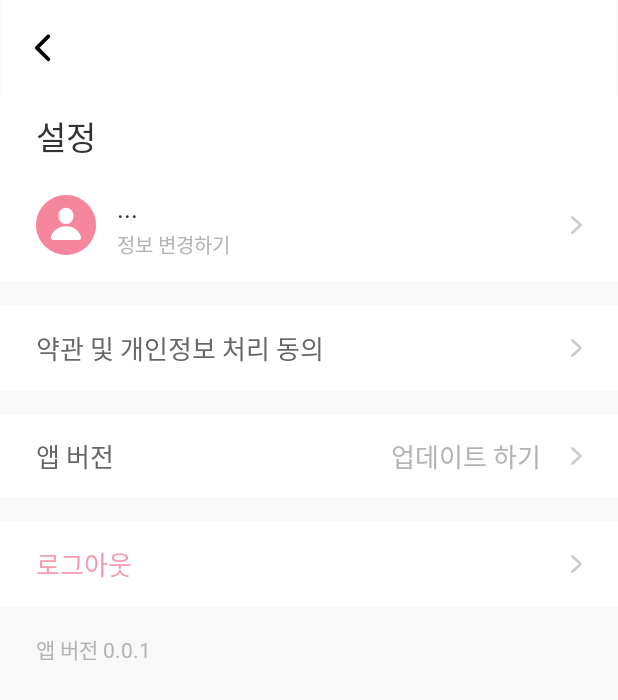
After one commit to 23-SWUnion-Hackton/Android-Soma4Cut, an Android app: the layout fragment_setting.xml on its own in the app's theme, with its tools: preview values and no code run, on a phone screen of 412 x 824 dp. The commit adds this screen. Shown: the top 700 px of the screen. Run offline under Robolectric (Android 15) with nearby library versions, the phone set to English and light mode, and no system bars.

Commit message:
💄 :: Design SettingFragment

```diff
--- /dev/null
+++ b/presentation/src/main/java/com/staker4wapper/android_soma4cut/feature/setting/SettingFragment.kt
@@ -0,0 +1,13 @@
+package com.staker4wapper.android_soma4cut.feature.setting
+
+import android.os.Bundle
+import androidx.fragment.app.Fragment
+import android.view.LayoutInflater
+import android.view.View
+import android.view.ViewGroup
+import com.sigma.flick.base.BaseFragment
+import com.staker4wapper.android_soma4cut.R
+
+class SettingFragment: BaseFragment<>() {
+
+}
--- /dev/null
+++ b/presentation/src/main/res/drawable/ic_arrow_mini_gray.xml
@@ -0,0 +1,13 @@
+<vector xmlns:android="http://schemas.android.com/apk/res/android"
+    android:width="7dp"
+    android:height="12dp"
+    android:viewportWidth="7"
+    android:viewportHeight="12">
+  <group>
+    <clip-path
+        android:pathData="M0,0h7v12h-7z"/>
+    <path
+        android:pathData="M7,5.997C6.996,5.724 6.897,5.496 6.676,5.282L1.538,0.254C1.363,0.083 1.156,0 0.904,0C0.405,0 0,0.396 0,0.896C0,1.142 0.101,1.37 0.282,1.551L4.855,5.995L0.282,10.442C0.103,10.622 0,10.847 0,11.099C0,11.597 0.405,11.995 0.904,11.995C1.152,11.995 1.363,11.912 1.538,11.737L6.676,6.711C6.899,6.493 7,6.268 7,5.997Z"
+        android:fillColor="#CCCCCC"/>
+  </group>
+</vector>
--- /dev/null
+++ b/presentation/src/main/res/drawable/img_my.xml
@@ -0,0 +1,12 @@
+<vector xmlns:android="http://schemas.android.com/apk/res/android"
+    android:width="40dp"
+    android:height="40dp"
+    android:viewportWidth="40"
+    android:viewportHeight="40">
+  <path
+      android:pathData="M19.997,40C30.965,40 40,30.973 40,20.015C40,9.077 30.951,0.037 19.984,0.037C9.035,0.037 0,9.077 0,20.015C0,30.973 9.048,40 19.997,40Z"
+      android:fillColor="#F6869C"/>
+  <path
+      android:pathData="M11.362,29.962C10.417,29.962 9.967,29.311 9.967,28.473C9.967,26.34 13.098,20.843 19.997,20.843C26.902,20.843 30.033,26.34 30.033,28.473C30.033,29.311 29.583,29.962 28.638,29.962H11.362ZM19.997,19.3C17.222,19.287 14.958,16.949 14.958,13.793C14.958,10.861 17.222,8.434 19.997,8.434C22.778,8.434 25.042,10.861 25.042,13.793C25.042,16.949 22.778,19.313 19.997,19.3Z"
+      android:fillColor="#ffffff"/>
+</vector>
--- /dev/null
+++ b/presentation/src/main/res/layout/fragment_setting.xml
@@ -0,0 +1,229 @@
+<?xml version="1.0" encoding="utf-8"?>
+<layout xmlns:android="http://schemas.android.com/apk/res/android"
+    xmlns:app="http://schemas.android.com/apk/res-auto"
+    xmlns:tools="http://schemas.android.com/tools"
+    tools:context=".feature.setting.SettingFragment">
+
+    <data/>
+
+    <androidx.constraintlayout.widget.ConstraintLayout
+        android:layout_width="match_parent"
+        android:layout_height="match_parent"
+        android:background="@color/background">
+
+        <androidx.appcompat.widget.Toolbar
+            android:id="@+id/toolbar"
+            android:layout_width="409dp"
+            android:layout_height="wrap_content"
+            android:background="@color/white"
+            app:layout_constraintEnd_toEndOf="parent"
+            app:layout_constraintStart_toStartOf="parent"
+            app:layout_constraintTop_toTopOf="parent"
+            app:navigationIcon="@drawable/ic_arrow_back" />
+
+        <LinearLayout
+            android:id="@+id/linearLayout"
+            android:layout_width="match_parent"
+            android:layout_height="48dp"
+            android:background="@color/white"
+            android:paddingHorizontal="24dp"
+            app:layout_constraintEnd_toEndOf="parent"
+            app:layout_constraintStart_toStartOf="parent"
+            app:layout_constraintTop_toBottomOf="@+id/toolbar">
+
+            <TextView
+                android:layout_width="wrap_content"
+                android:layout_height="wrap_content"
+                android:layout_marginTop="10dp"
+                android:fontFamily="@font/pretendard_semibold"
+                android:text="설정"
+                android:textColor="@color/gray_800"
+                android:textSize="22sp" />
+
+        </LinearLayout>
+
+
+        <!-- Profile -->
+
+        <LinearLayout
+            android:id="@+id/linear_user"
+            android:layout_width="match_parent"
+            android:layout_height="76dp"
+            android:background="@color/white"
+            android:gravity="center_vertical"
+            android:paddingHorizontal="24dp"
+            app:layout_constraintEnd_toEndOf="parent"
+            app:layout_constraintStart_toStartOf="parent"
+            app:layout_constraintTop_toBottomOf="@+id/linearLayout">
+
+            <ImageView
+                android:layout_width="wrap_content"
+                android:layout_height="wrap_content"
+                android:src="@drawable/img_my" />
+
+            <LinearLayout
+                android:layout_width="wrap_content"
+                android:layout_height="wrap_content"
+                android:layout_marginStart="14dp"
+                android:orientation="vertical">
+
+                <TextView
+                    android:layout_width="wrap_content"
+                    android:layout_height="wrap_content"
+                    android:fontFamily="@font/pretendard_semibold"
+                    android:text="..."
+                    android:textColor="@color/gray_800"
+                    android:textSize="17sp" />
+
+                <TextView
+                    android:layout_width="wrap_content"
+                    android:layout_height="wrap_content"
+                    android:layout_marginTop="2dp"
+                    android:fontFamily="@font/pretendard_regular"
+                    android:text="정보 변경하기"
+                    android:textColor="@color/gray_300"
+                    android:textSize="13sp" />
+
+            </LinearLayout>
+
+            <Space
+                android:layout_width="0dp"
+                android:layout_height="match_parent"
+                android:layout_weight="1" />
+
+            <ImageView
+                android:layout_width="wrap_content"
+                android:layout_height="wrap_content"
+                android:src="@drawable/ic_arrow_mini_gray" />
+
+        </LinearLayout>
+
+
+        <!-- Policy -->
+
+        <LinearLayout
+            android:id="@+id/linear_policy"
+            android:layout_width="match_parent"
+            android:layout_height="56dp"
+            android:layout_marginTop="16dp"
+            android:background="@color/white"
+            android:gravity="center_vertical"
+            android:paddingHorizontal="24dp"
+            app:layout_constraintEnd_toEndOf="parent"
+            app:layout_constraintStart_toStartOf="parent"
+            app:layout_constraintTop_toBottomOf="@+id/linear_user">
+
+            <TextView
+                android:layout_width="wrap_content"
+                android:layout_height="wrap_content"
+                android:fontFamily="@font/pretendard_medium"
+                android:text="약관 및 개인정보 처리 동의"
+                android:textColor="@color/gray_600"
+                android:textSize="17sp" />
+
+            <Space
+                android:layout_width="0dp"
+                android:layout_height="match_parent"
+                android:layout_weight="1" />
+
+            <ImageView
+                android:layout_width="wrap_content"
+                android:layout_height="wrap_content"
+                android:src="@drawable/ic_arrow_mini_gray" />
+
+        </LinearLayout>
+
+
+        <!-- App Version -->
+
+        <LinearLayout
+            android:id="@+id/linear_app_version"
+            android:layout_width="match_parent"
+            android:layout_height="56dp"
+            android:layout_marginTop="16dp"
+            android:background="@color/white"
+            android:gravity="center_vertical"
+            android:paddingHorizontal="24dp"
+            app:layout_constraintEnd_toEndOf="parent"
+            app:layout_constraintStart_toStartOf="parent"
+            app:layout_constraintTop_toBottomOf="@+id/linear_policy">
+
+            <TextView
+                android:layout_width="wrap_content"
+                android:layout_height="wrap_content"
+                android:fontFamily="@font/pretendard_medium"
+                android:text="앱 버전"
+                android:textColor="@color/gray_600"
+                android:textSize="17sp" />
+
+            <Space
+                android:layout_width="0dp"
+                android:layout_height="match_parent"
+                android:layout_weight="1" />
+
+            <TextView
+                android:layout_width="wrap_content"
+                android:layout_height="wrap_content"
+                android:fontFamily="@font/pretendard_regular"
+                android:text="업데이트 하기"
+                android:textColor="@color/gray_300"
+                android:textSize="17sp" />
+
+            <ImageView
+                android:layout_width="wrap_content"
+                android:layout_height="wrap_content"
+                android:layout_marginStart="20dp"
+                android:src="@drawable/ic_arrow_mini_gray" />
+
+        </LinearLayout>
+
+
+        <!-- Logout -->
+
+        <LinearLayout
+            android:id="@+id/linear_logout"
+            android:layout_width="match_parent"
+            android:layout_height="56dp"
+            android:layout_marginTop="16dp"
+            android:background="@color/white"
+            android:gravity="center_vertical"
+            android:paddingHorizontal="24dp"
+            app:layout_constraintEnd_toEndOf="parent"
+            app:layout_constraintStart_toStartOf="parent"
+            app:layout_constraintTop_toBottomOf="@+id/linear_app_version">
+
+            <TextView
+                android:layout_width="wrap_content"
+                android:layout_height="wrap_content"
+                android:fontFamily="@font/pretendard_medium"
+                android:text="로그아웃"
+                android:textColor="@color/primary"
+                android:textSize="17sp" />
+
+            <Space
+                android:layout_width="0dp"
+                android:layout_height="match_parent"
+                android:layout_weight="1" />
+
+            <ImageView
+                android:layout_width="wrap_content"
+                android:layout_height="wrap_content"
+                android:src="@drawable/ic_arrow_mini_gray" />
+
+        </LinearLayout>
+
+        <TextView
+            android:layout_width="wrap_content"
+            android:layout_height="wrap_content"
+            android:layout_marginTop="18dp"
+            android:layout_marginStart="24dp"
+            android:fontFamily="@font/pretendard_regular"
+            android:text="앱 버전 0.0.1"
+            android:textColor="@color/gray_300"
+            android:textSize="14sp"
+            app:layout_constraintStart_toStartOf="parent"
+            app:layout_constraintTop_toBottomOf="@+id/linear_logout" />
+
+    </androidx.constraintlayout.widget.ConstraintLayout>
+
+</layout>
--- a/presentation/src/main/res/values/colors.xml
+++ b/presentation/src/main/res/values/colors.xml
@@ -17,4 +17,6 @@
     <color name="primary">#FFF69CAE</color>
 
     <color name="transperent">#00ffffff</color>
+
+    <color name="background">#FFF8F8F8</color>
 </resources>
```
